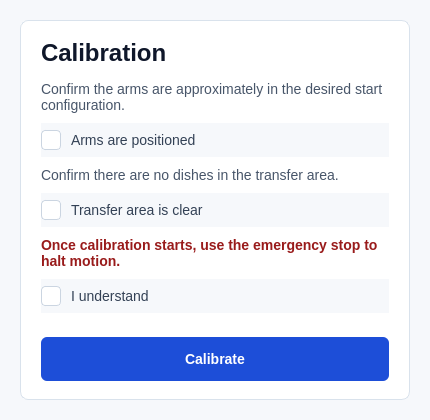
Pantograph-Automation/pantograph_automation, file src/pantograph_ui/CalibrateWindow.ui: the form before one commit.
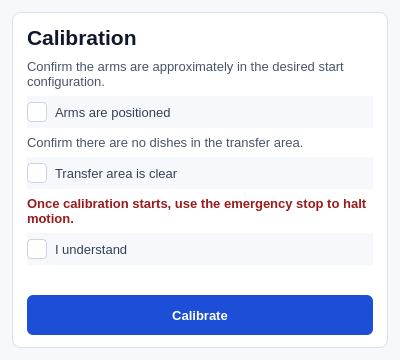
The form after the commit.

Commit message: Final UI. Demo day!!!!

Patch:
```diff
--- a/src/pantograph_ui/CalibrateWindow.ui
+++ b/src/pantograph_ui/CalibrateWindow.ui
@@ -6,14 +6,14 @@
    <rect>
     <x>0</x>
     <y>0</y>
-    <width>430</width>
-    <height>420</height>
+    <width>400</width>
+    <height>360</height>
    </rect>
   </property>
   <property name="minimumSize">
    <size>
-    <width>400</width>
-    <height>390</height>
+    <width>360</width>
+    <height>330</height>
    </size>
   </property>
   <property name="windowTitle">
@@ -24,7 +24,7 @@
     background-color: #f6f8fb;
     color: #1f2937;
     font-family: "Segoe UI", "Helvetica Neue", Arial, sans-serif;
-    font-size: 14px;
+    font-size: 13px;
 }
 
 QFrame#contentFrame {
@@ -40,7 +40,7 @@
 
 QLabel#headerLabel {
     color: #0f172a;
-    font-size: 24px;
+    font-size: 21px;
     font-weight: 700;
 }
 
@@ -51,7 +51,7 @@
 
 QCheckBox {
     color: #334155;
-    spacing: 10px;
+    spacing: 8px;
 }
 
 QCheckBox::indicator {
@@ -76,7 +76,7 @@
     color: #ffffff;
     border: none;
     border-radius: 6px;
-    padding: 11px 18px;
+    padding: 8px 14px;
     font-weight: 700;
 }
 
@@ -91,16 +91,16 @@
   </property>
   <layout class="QVBoxLayout" name="outerLayout">
    <property name="leftMargin">
-    <number>20</number>
+    <number>12</number>
    </property>
    <property name="topMargin">
-    <number>20</number>
+    <number>12</number>
    </property>
    <property name="rightMargin">
-    <number>20</number>
+    <number>12</number>
    </property>
    <property name="bottomMargin">
-    <number>20</number>
+    <number>12</number>
    </property>
    <item>
     <widget class="QFrame" name="contentFrame">
@@ -109,19 +109,19 @@
      </property>
      <layout class="QVBoxLayout" name="verticalLayout_2">
       <property name="spacing">
-       <number>14</number>
+       <number>9</number>
       </property>
       <property name="leftMargin">
-       <number>20</number>
+       <number>14</number>
       </property>
       <property name="topMargin">
-       <number>18</number>
+       <number>12</number>
       </property>
       <property name="rightMargin">
-       <number>20</number>
+       <number>14</number>
       </property>
       <property name="bottomMargin">
-       <number>18</number>
+       <number>12</number>
       </property>
       <item>
        <widget class="QLabel" name="headerLabel">
@@ -133,7 +133,7 @@
       <item>
        <layout class="QVBoxLayout" name="verticalLayout">
         <property name="spacing">
-         <number>10</number>
+         <number>7</number>
         </property>
         <item>
          <widget class="QLabel" name="label">
@@ -150,7 +150,7 @@
           <property name="minimumSize">
            <size>
             <width>0</width>
-            <height>34</height>
+            <height>32</height>
            </size>
           </property>
           <property name="text">
@@ -173,7 +173,7 @@
           <property name="minimumSize">
            <size>
             <width>0</width>
-            <height>34</height>
+            <height>32</height>
            </size>
           </property>
           <property name="text">
@@ -196,7 +196,7 @@
           <property name="minimumSize">
            <size>
             <width>0</width>
-            <height>34</height>
+            <height>32</height>
            </size>
           </property>
           <property name="text">
@@ -214,7 +214,7 @@
         <property name="sizeHint" stdset="0">
          <size>
           <width>20</width>
-          <height>20</height>
+          <height>8</height>
          </size>
         </property>
        </spacer>
@@ -224,7 +224,7 @@
         <property name="minimumSize">
          <size>
           <width>0</width>
-          <height>44</height>
+          <height>40</height>
          </size>
         </property>
         <property name="text">
```
The commit also changes 4 other files.
